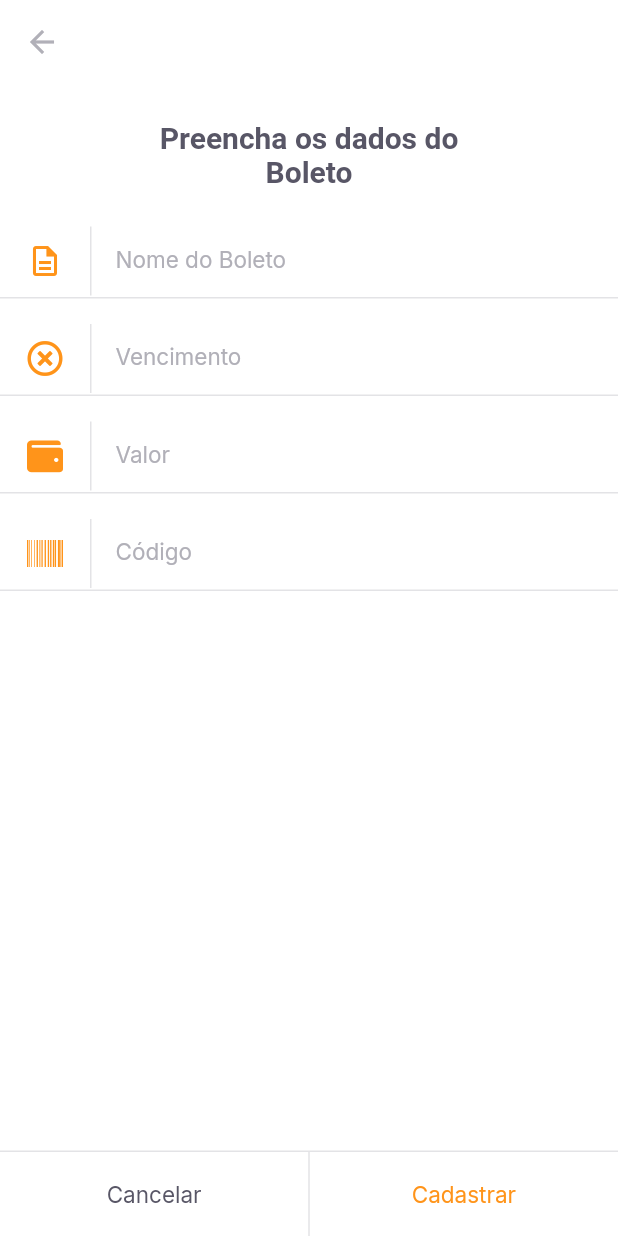
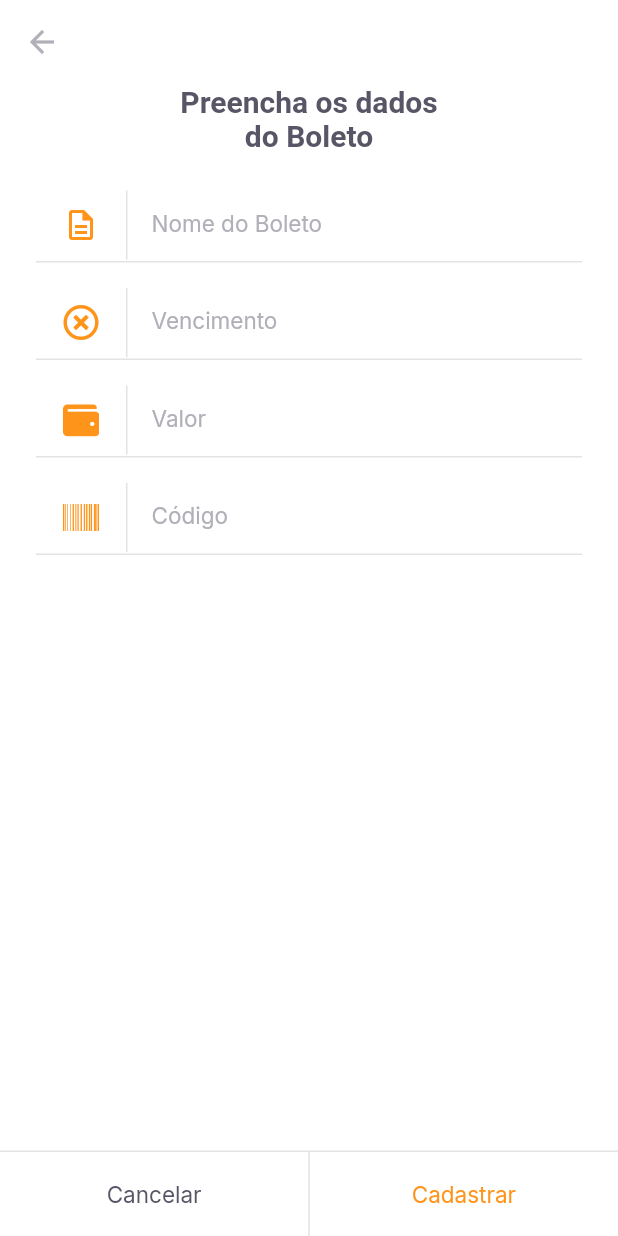
Before and after one commit to dercio-sinione/payFlow, a Flutter app: the InsertBoletoPage screen opened by its route, on a phone screen of 412 x 824 dp. Run offline on Flutter 3.47's test engine with Material 2 defaults, Android fonts, the light colour scheme and no system bars; our stand-ins replace font_awesome_flutter, google_fonts, shared_preferences; accounts and stored records are empty.

Commit message:
feat: Insert Boleto Page > Add Horizontal Padding

```diff
--- a/lib/modules/insert_boleto/insert_boleto_page.dart
+++ b/lib/modules/insert_boleto/insert_boleto_page.dart
@@ -17,17 +17,20 @@ class InsertBoletoPage extends StatelessWidget {
         elevation: 0,
         leading: BackButton(color: AppColors.input),
       ),
-      body: Column(
+      body: Padding(
+        padding: const EdgeInsets.symmetric(horizontal: 24),
+        child: Column(
           crossAxisAlignment: CrossAxisAlignment.center,
           children: [
             Padding(
-            padding: const EdgeInsets.symmetric(horizontal: 93, vertical: 24),
+              padding: const EdgeInsets.symmetric(horizontal: 93),
               child: Text(
                 'Preencha os dados do Boleto',
                 style: AppTextStyles.titleBoldHeading,
                 textAlign: TextAlign.center,
               ),
             ),
+            SizedBox(height: 24),
             InputTextWidget(
               label: "Nome do Boleto",
               icon: Icons.description_outlined,
@@ -50,6 +53,7 @@ class InsertBoletoPage extends StatelessWidget {
             ),
           ],
         ),
+      ),
       bottomNavigationBar: SetLabelButtons(
         labelPrimary: "Cancelar",
         onTapPrimary: () {},
```
Lines whose indentation alone changed are shown as unchanged.
